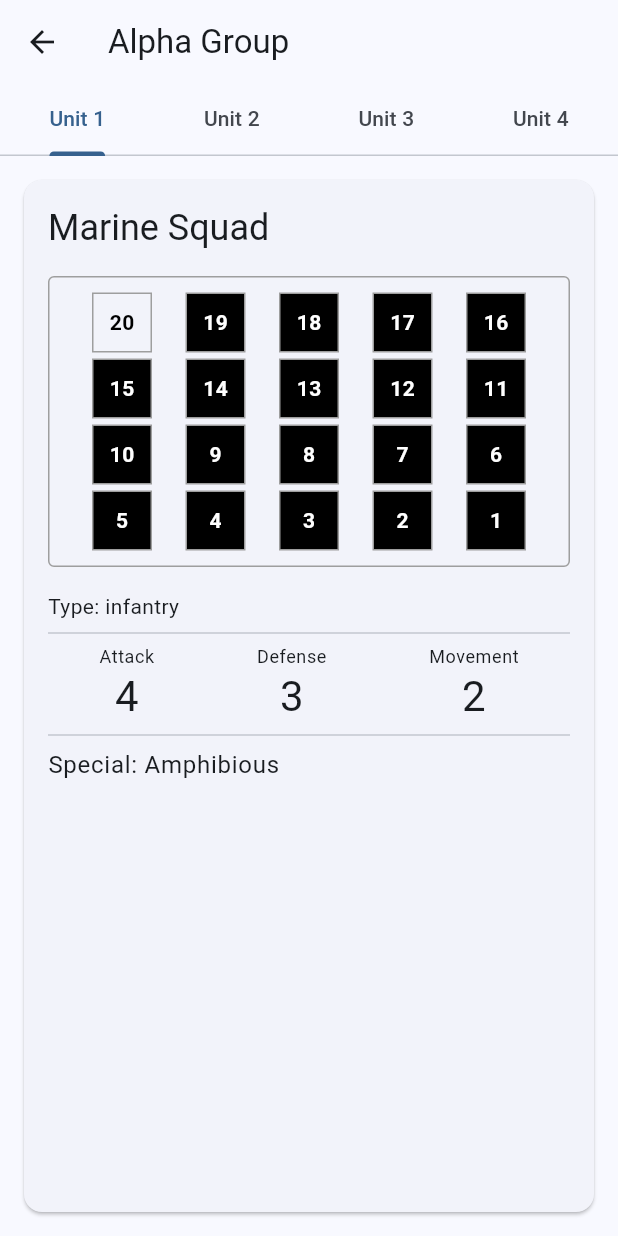
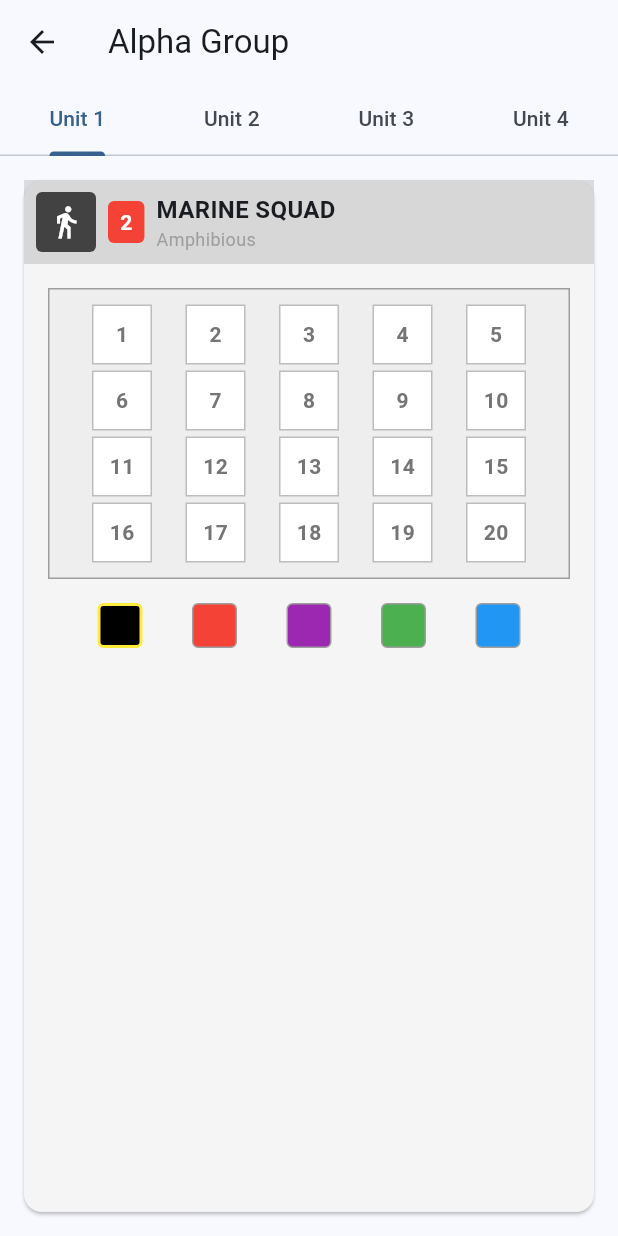
Before and after one commit to PeterRobbinsWillowTree/littoraltracker, a Flutter app: the screen it shows after launch, after a tap on "Alpha Group", on a phone screen of 412 x 824 dp. Run offline on Flutter 3.47's test engine with Material 3 defaults, Android fonts, the phone set to English and light mode, and no system bars.

Commit message:
Adjustments to color cubes

```diff
--- a/lib/models/unit.dart
+++ b/lib/models/unit.dart
@@ -1,4 +1,4 @@
-enum UnitType { infantry, armor, artillery, air }
+enum UnitType { infantry, armor, artillery, air, naval, logistics }
 
 class Unit {
   final String id;
--- a/lib/screens/task_group_detail_screen.dart
+++ b/lib/screens/task_group_detail_screen.dart
@@ -74,6 +74,15 @@ class TaskGroupDetailScreen extends StatelessWidget {
   }
 }
 
+enum MarkerColor {
+  black,
+  red,
+  purple,
+  green,
+  blue,
+  none
+}
+
 class UnitCard extends StatefulWidget {
   final Unit unit;
 
@@ -87,14 +96,113 @@ class UnitCard extends StatefulWidget {
 }
 
 class _UnitCardState extends State<UnitCard> {
-  int currentHealth = 20;
+  Map<int, MarkerColor> markers = {};
+  MarkerColor selectedColor = MarkerColor.black;
 
-  Widget _buildHealthTracker() {
+  Widget _buildHeader() {
+    return Container(
+      padding: const EdgeInsets.all(8),
+      color: Colors.black12,
+      child: Row(
+        children: [
+          // Unit icon with background
+          Container(
+            padding: const EdgeInsets.all(8),
+            decoration: BoxDecoration(
+              color: Colors.grey[800],
+              borderRadius: BorderRadius.circular(4),
+            ),
+            child: Icon(
+              _getUnitTypeIcon(widget.unit.type),
+              color: Colors.white,
+              size: 24,
+            ),
+          ),
+          const SizedBox(width: 8),
+          // Unit value indicator
+          Container(
+            padding: const EdgeInsets.symmetric(horizontal: 8, vertical: 4),
+            decoration: BoxDecoration(
+              color: Colors.red,
+              borderRadius: BorderRadius.circular(4),
+            ),
+            child: Text(
+              '2',  // Unit value - you might want to add this to your Unit model
+              style: const TextStyle(
+                color: Colors.white,
+                fontWeight: FontWeight.bold,
+              ),
+            ),
+          ),
+          const SizedBox(width: 8),
+          Expanded(
+            child: Column(
+              crossAxisAlignment: CrossAxisAlignment.start,
+              children: [
+                Text(
+                  widget.unit.name.toUpperCase(),
+                  style: const TextStyle(
+                    fontWeight: FontWeight.bold,
+                    fontSize: 16,
+                  ),
+                ),
+                Text(
+                  widget.unit.special,
+                  style: const TextStyle(
+                    fontSize: 12,
+                    color: Colors.grey,
+                  ),
+                  maxLines: 2,
+                  overflow: TextOverflow.ellipsis,
+                ),
+              ],
+            ),
+          ),
+        ],
+      ),
+    );
+  }
+
+  Color _getMarkerColor(MarkerColor color) {
+    switch (color) {
+      case MarkerColor.black: return Colors.black;
+      case MarkerColor.red: return Colors.red;
+      case MarkerColor.purple: return Colors.purple;
+      case MarkerColor.green: return Colors.green;
+      case MarkerColor.blue: return Colors.blue;
+      case MarkerColor.none: return Colors.transparent;
+    }
+  }
+
+  Widget _buildColorSelector() {
+    return Row(
+      mainAxisAlignment: MainAxisAlignment.spaceEvenly,
+      children: MarkerColor.values.where((c) => c != MarkerColor.none).map((color) {
+        return GestureDetector(
+          onTap: () => setState(() => selectedColor = color),
+          child: Container(
+            width: 30,
+            height: 30,
+            decoration: BoxDecoration(
+              color: _getMarkerColor(color),
+              border: Border.all(
+                color: selectedColor == color ? Colors.yellow : Colors.grey,
+                width: selectedColor == color ? 2 : 1,
+              ),
+              borderRadius: BorderRadius.circular(4),
+            ),
+          ),
+        );
+      }).toList(),
+    );
+  }
+
+  Widget _buildTracker() {
     return Container(
       padding: const EdgeInsets.all(8),
       decoration: BoxDecoration(
+        color: Colors.grey[200],
         border: Border.all(color: Colors.grey),
-        borderRadius: BorderRadius.circular(4),
       ),
       child: Column(
         children: List.generate(4, (row) {
@@ -103,11 +211,15 @@ class _UnitCardState extends State<UnitCard> {
             child: Row(
               mainAxisAlignment: MainAxisAlignment.spaceEvenly,
               children: List.generate(5, (col) {
-                final number = 20 - (row * 5 + col);
+                final number = row * 5 + col + 1;
                 return GestureDetector(
                   onTap: () {
                     setState(() {
-                      currentHealth = number;
+                      if (markers[number] == selectedColor) {
+                        markers.remove(number);
+                      } else {
+                        markers[number] = selectedColor;
+                      }
                     });
                   },
                   child: Container(
@@ -115,21 +227,29 @@ class _UnitCardState extends State<UnitCard> {
                     height: 40,
                     margin: const EdgeInsets.symmetric(horizontal: 2),
                     decoration: BoxDecoration(
-                      border: Border.all(color: Colors.grey),
-                      color: number >= currentHealth
-                          ? Colors.transparent
-                          : Colors.black,
+                      color: Colors.white,
+                      border: Border.all(color: Colors.grey[400]!),
                     ),
-                    child: Center(
+                    child: Stack(
+                      children: [
+                        Center(
                           child: Text(
                             number.toString(),
                             style: TextStyle(
-                          color: number >= currentHealth
-                              ? Colors.black
-                              : Colors.white,
+                              color: Colors.grey[600],
                               fontWeight: FontWeight.bold,
                             ),
                           ),
+                        ),
+                        if (markers[number] != null)
+                          Container(
+                            margin: const EdgeInsets.all(4),
+                            decoration: BoxDecoration(
+                              color: _getMarkerColor(markers[number]!),
+                              borderRadius: BorderRadius.circular(4),
+                            ),
+                          ),
+                      ],
                     ),
                   ),
                 );
@@ -145,62 +265,40 @@ class _UnitCardState extends State<UnitCard> {
   Widget build(BuildContext context) {
     return Card(
       margin: const EdgeInsets.all(16),
-      child: Padding(
+      color: Colors.grey[100],
+      child: Column(
+        crossAxisAlignment: CrossAxisAlignment.stretch,
+        children: [
+          _buildHeader(),
+          Padding(
             padding: const EdgeInsets.all(16),
             child: Column(
-          crossAxisAlignment: CrossAxisAlignment.start,
               children: [
-            Text(
-              widget.unit.name,
-              style: Theme.of(context).textTheme.headlineSmall,
-            ),
+                _buildTracker(),
                 const SizedBox(height: 16),
-            _buildHealthTracker(),
-            const SizedBox(height: 16),
-            Text('Type: ${widget.unit.type.name}'),
-            const Divider(),
-            Row(
-              mainAxisAlignment: MainAxisAlignment.spaceAround,
-              children: [
-                _StatBox(label: 'Attack', value: widget.unit.attack),
-                _StatBox(label: 'Defense', value: widget.unit.defense),
-                _StatBox(label: 'Movement', value: widget.unit.movement),
+                _buildColorSelector(),
               ],
             ),
-            const Divider(),
-            Text(
-              'Special: ${widget.unit.special}',
-              style: Theme.of(context).textTheme.bodyLarge,
           ),
         ],
-        ),
       ),
     );
   }
 }
 
-class _StatBox extends StatelessWidget {
-  final String label;
-  final int value;
-
-  const _StatBox({
-    required this.label,
-    required this.value,
-  });
-
-  @override
-  Widget build(BuildContext context) {
-    return Column(
-      children: [
-        Text(
-          label,
-          style: Theme.of(context).textTheme.bodySmall,
-        ),
-        Text(
-          value.toString(),
-          style: Theme.of(context).textTheme.headlineMedium,
-        ),
-      ],
-    );
+IconData _getUnitTypeIcon(UnitType type) {
+  switch (type) {
+    case UnitType.infantry:
+      return Icons.directions_walk; // Person walking for infantry
+    case UnitType.armor:
+      return Icons.directions_car; // Vehicle for armor
+    case UnitType.artillery:
+      return Icons.flash_on; // Lightning bolt for artillery
+    case UnitType.air:
+      return Icons.flight; // Air unit
+    case UnitType.naval:
+      return Icons.directions_boat; // Boat for naval units
+    case UnitType.logistics:
+      return Icons.local_shipping; // Truck for logistics
   }
 }
--- a/lib/screens/task_group_list_screen.dart
+++ b/lib/screens/task_group_list_screen.dart
@@ -25,6 +25,55 @@ class _TaskGroupListScreenState extends State<TaskGroupListScreen> {
       createdAt: DateTime.now(),
     ),
   ];
+
+  void _addNewTaskGroup() {
+    final nameController = TextEditingController();
+    final descriptionController = TextEditingController();
+
+    showDialog(
+      context: context,
+      builder: (context) => AlertDialog(
+        title: const Text('Add New Task Group'),
+        content: Column(
+          mainAxisSize: MainAxisSize.min,
+          children: [
+            TextField(
+              controller: nameController,
+              decoration: const InputDecoration(labelText: 'Task Group Name'),
+            ),
+            TextField(
+              controller: descriptionController,
+              decoration: const InputDecoration(labelText: 'Description'),
+            ),
+          ],
+        ),
+        actions: [
+          TextButton(
+            onPressed: () => Navigator.pop(context),
+            child: const Text('Cancel'),
+          ),
+          TextButton(
+            onPressed: () {
+              if (nameController.text.isNotEmpty) {
+                setState(() {
+                  taskGroups.add(
+                    TaskGroup(
+                      id: (taskGroups.length + 1).toString(),
+                      name: nameController.text,
+                      description: descriptionController.text,
+                      createdAt: DateTime.now(),
+                    ),
+                  );
+                });
+                Navigator.pop(context);
+              }
+            },
+            child: const Text('Add'),
+          ),
+        ],
+      ),
+    );
+  }
 
   @override
   Widget build(BuildContext context) {
@@ -56,12 +105,7 @@ class _TaskGroupListScreenState extends State<TaskGroupListScreen> {
         },
       ),
       floatingActionButton: FloatingActionButton(
-        onPressed: () {
-          // TODO: Implement add new task group
-          ScaffoldMessenger.of(context).showSnackBar(
-            const SnackBar(content: Text('Add new task group')),
-          );
-        },
+        onPressed: _addNewTaskGroup,
         child: const Icon(Icons.add),
       ),
     );
```
Lines whose indentation alone changed are shown as unchanged.
